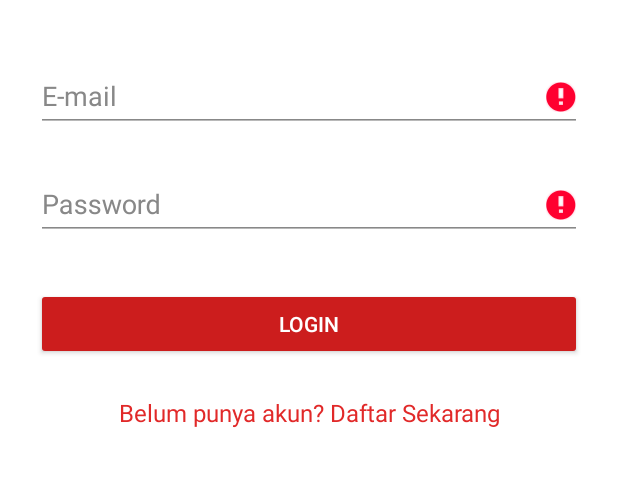
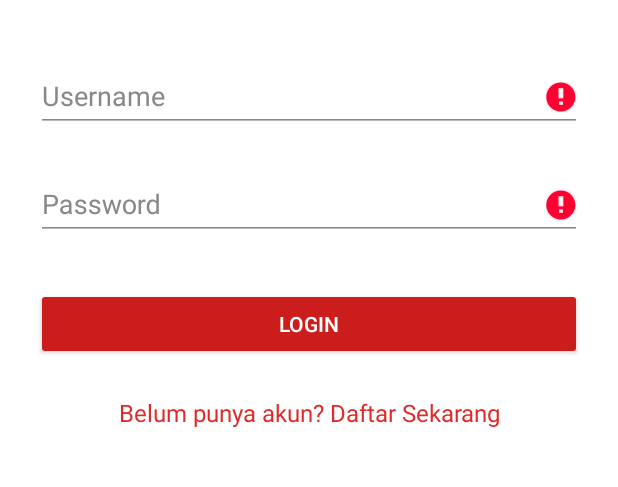
Before and after one commit to nongkiyuk/android, an Android app: the LoginActivity screen opened directly, with no data from a screen before it, after a tap on "LOGIN", on a phone screen of 412 x 824 dp, the part 192-679 px from its top. Run offline under Robolectric (Android 15) with nearby library versions, the phone set to English and light mode, and no system bars; our stand-ins replace ButterKnife.

Commit message:
Implementasi API dan Login Logic

```diff
--- a/app/build.gradle
+++ b/app/build.gradle
@@ -32,6 +32,7 @@ dependencies {
     implementation 'com.google.code.gson:gson:2.8.5'
     implementation 'com.squareup.retrofit2:retrofit:2.5.0'
     implementation 'com.squareup.retrofit2:converter-gson:2.5.0'
+    implementation 'com.squareup.okhttp3:logging-interceptor:3.12.+'
 
     testImplementation 'junit:junit:4.12'
     androidTestImplementation 'com.android.support.test:runner:1.0.2'
--- a/app/src/main/java/com/nongkiyuk/nongkiyuk/activities/Login/LoginActivity.java
+++ b/app/src/main/java/com/nongkiyuk/nongkiyuk/activities/Login/LoginActivity.java
@@ -1,12 +1,12 @@
 package com.nongkiyuk.nongkiyuk.activities.Login;
 
 import android.app.ProgressDialog;
+import android.content.Context;
 import android.content.Intent;
 import android.support.annotation.Nullable;
 import android.support.v7.app.AppCompatActivity;
 import android.os.Bundle;
 import android.util.Log;
-import android.util.Patterns;
 import android.view.View;
 import android.widget.Button;
 import android.widget.EditText;
@@ -16,24 +16,44 @@ import android.widget.Toast;
 import com.nongkiyuk.nongkiyuk.R;
 import com.nongkiyuk.nongkiyuk.activities.Main.MainActivity;
 import com.nongkiyuk.nongkiyuk.activities.SignUp.SignupActivity;
+import com.nongkiyuk.nongkiyuk.network.ApiInterface;
+import com.nongkiyuk.nongkiyuk.utils.SharedPrefManager;
+import com.nongkiyuk.nongkiyuk.utils.UtilsApi;
+
+import org.json.JSONException;
+import org.json.JSONObject;
+
+import java.io.IOException;
 
 import butterknife.BindView;
 import butterknife.ButterKnife;
+import okhttp3.ResponseBody;
+import retrofit2.Call;
+import retrofit2.Callback;
+import retrofit2.Response;
 
 public class LoginActivity extends AppCompatActivity {
     private static final String TAG = "LoginActivity";
     private static final int REQUEST_SIGNUP = 0;
 
-    @BindView(R.id.input_email) EditText _emailText;
+    @BindView(R.id.input_username) EditText _usernameText;
     @BindView(R.id.input_password) EditText _passwordText;
     @BindView(R.id.btn_login) Button _loginButton;
     @BindView(R.id.link_signup) TextView _signupLink;
+
+    Context mContext;
+    ApiInterface mApiInterface;
+    SharedPrefManager sharedPrefManager;
 
     @Override
     protected void onCreate(Bundle savedInstanceState) {
         super.onCreate(savedInstanceState);
         setContentView(R.layout.activity_login);
+
         ButterKnife.bind(this);
+        mContext = this;
+        mApiInterface = UtilsApi.getApiInterface(); // init UtilsApi
+        sharedPrefManager = new SharedPrefManager(this);
 
         _loginButton.setOnClickListener(new View.OnClickListener() {
             @Override
@@ -70,22 +90,51 @@ public class LoginActivity extends AppCompatActivity {
         progressDialog.setMessage("Authenticating...");
         progressDialog.show();
 
-        String email = _emailText.getText().toString();
+        String username = _usernameText.getText().toString();
         String password = _passwordText.getText().toString();
 
         // TODO: Implement your own authentication logic here.
+        mApiInterface.loginRequest(username, password)
+                .enqueue(new Callback<ResponseBody>() {
+                    @Override
+                    public void onResponse(Call<ResponseBody> call, Response<ResponseBody> response) {
+                        progressDialog.dismiss();
+                        if (response.isSuccessful()) {
+                            try {
+                                JSONObject jsonRESULTS = new JSONObject(response.body().string());
+                                // Log.d("JSON LOGIN", jsonRESULTS.toString());
+                                // Log.d("RESPONSE CODE : ", String.valueOf(response.code()));
+                                String access_token = jsonRESULTS.getJSONObject("data").getString("access_token");
+                                Log.d(TAG, String.valueOf(response.code()));
+                                Toast.makeText(LoginActivity.this, "login berhasil", Toast.LENGTH_SHORT).show();
 
-        new android.os.Handler().postDelayed(
-                new Runnable() {
+                            } catch (JSONException e) {
+                                e.printStackTrace();
+                            } catch (IOException e) {
+                                e.printStackTrace();
+                            }
+                        } else {
+                            Toast.makeText(LoginActivity.this, "Login gagal", Toast.LENGTH_SHORT).show();
+                        }
+                    }
+
                     @Override
-                    public void run() {
-                        progressDialog.dismiss();
-                        // On complete call either onLoginSuccess or onLoginFailed
-                        onLoginSuccess();
-                        // onLoginFailed();
+                    public void onFailure(Call<ResponseBody> call, Throwable t) {
+
                     }
-                }, 3000
-        );
+                });
+
+//        new android.os.Handler().postDelayed(
+//                new Runnable() {
+//                    @Override
+//                    public void run() {
+//                        progressDialog.dismiss();
+//                        // On complete call either onLoginSuccess or onLoginFailed
+//                        onLoginSuccess();
+//                        // onLoginFailed();
+//                    }
+//                }, 3000
+//        );
     }
 
     @Override
@@ -121,14 +170,14 @@ public class LoginActivity extends AppCompatActivity {
     public boolean validate() {
         boolean valid = true;
 
-        String email = _emailText.getText().toString();
+        String username = _usernameText.getText().toString();
         String password = _passwordText.getText().toString();
 
-        if (email.isEmpty() || !Patterns.EMAIL_ADDRESS.matcher(email).matches()) {
-            _emailText.setError("enter a valid email address");
+        if (username.isEmpty()) {
+            _usernameText.setError("Enter Valid Username");
             valid = false;
         } else {
-            _emailText.setError(null);
+            _usernameText.setError(null);
         }
 
         if (password.isEmpty() || password.length() < 4 || password.length() > 10) {
--- a/app/src/main/java/com/nongkiyuk/nongkiyuk/network/ApiClient.java
+++ b/app/src/main/java/com/nongkiyuk/nongkiyuk/network/ApiClient.java
@@ -1,4 +1,27 @@
 package com.nongkiyuk.nongkiyuk.network;
 
+import okhttp3.OkHttpClient;
+import okhttp3.logging.HttpLoggingInterceptor;
+import retrofit2.Retrofit;
+import retrofit2.converter.gson.GsonConverterFactory;
+
 public class ApiClient {
+
+    private static Retrofit retrofit = null;
+
+    public static Retrofit getClient(String baseUrl) {
+        HttpLoggingInterceptor interceptor = new HttpLoggingInterceptor();
+        interceptor.setLevel(HttpLoggingInterceptor.Level.BODY);
+        OkHttpClient client = new OkHttpClient.Builder().addInterceptor(interceptor).build();
+
+        if (retrofit == null) {
+            retrofit = new Retrofit.Builder()
+                    .baseUrl(baseUrl)
+                    .addConverterFactory(GsonConverterFactory.create())
+                    .client(client)
+                    .build();
+        }
+
+        return retrofit;
+    }
 }
--- a/app/src/main/java/com/nongkiyuk/nongkiyuk/network/ApiInterface.java
+++ b/app/src/main/java/com/nongkiyuk/nongkiyuk/network/ApiInterface.java
@@ -1,4 +1,22 @@
 package com.nongkiyuk.nongkiyuk.network;
 
-public class ApiInterface {
+import okhttp3.ResponseBody;
+import retrofit2.Call;
+import retrofit2.http.Field;
+import retrofit2.http.FormUrlEncoded;
+import retrofit2.http.POST;
+
+public interface ApiInterface {
+
+    @FormUrlEncoded
+    @POST("login")
+    Call<ResponseBody> loginRequest(@Field("username") String username,
+                                    @Field("password") String password);
+
+    @FormUrlEncoded
+    @POST("signup")
+    Call<ResponseBody> registerRequest(@Field("name") String name,
+                                       @Field("email") String email,
+                                       @Field("username") String username,
+                                       @Field("password") String password);
 }
--- /dev/null
+++ b/app/src/main/java/com/nongkiyuk/nongkiyuk/utils/SharedPrefManager.java
@@ -0,0 +1,49 @@
+package com.nongkiyuk.nongkiyuk.utils;
+
+import android.content.Context;
+import android.content.SharedPreferences;
+
+public class SharedPrefManager {
+
+    public static final String SP_NONGKI_APP = "spNongkiApp";
+
+    public static final String SP_NAME = "spName";
+    public static final String SP_EMAIL = "spEmail";
+
+    public static final String SP_LOGGED_IN = "spLoggedIn";
+
+    SharedPreferences sp;
+    SharedPreferences.Editor spEditor;
+
+    public SharedPrefManager(Context context) {
+        sp = context.getSharedPreferences(SP_NONGKI_APP, Context.MODE_PRIVATE);
+        spEditor = sp.edit();
+    }
+
+    public void saveSPString(String keySP, String value){
+        spEditor.putString(keySP, value);
+        spEditor.commit();
+    }
+
+    public void saveSPInt(String keySP, int value){
+        spEditor.putInt(keySP, value);
+        spEditor.commit();
+    }
+
+    public void saveSPBoolean(String keySP, boolean value){
+        spEditor.putBoolean(keySP, value);
+        spEditor.commit();
+    }
+
+    public String getSPName() {
+        return sp.getString(SP_NAME, "");
+    }
+
+    public String getSPEmail() {
+        return sp.getString(SP_EMAIL, "");
+    }
+
+    public Boolean getSPLoggedIn() {
+        return sp.getBoolean(SP_LOGGED_IN, false);
+    }
+}
--- /dev/null
+++ b/app/src/main/java/com/nongkiyuk/nongkiyuk/utils/UtilsApi.java
@@ -0,0 +1,18 @@
+package com.nongkiyuk.nongkiyuk.utils;
+
+import com.nongkiyuk.nongkiyuk.network.ApiClient;
+import com.nongkiyuk.nongkiyuk.network.ApiInterface;
+
+public class UtilsApi {
+
+    // BASE API URL
+    public static final String BASE_URL = "https://nongkiyuk.ajikamaludin.id/api/";
+    public static final String API_VERSION = "v1";
+    public static final String BASE_URL_API = BASE_URL + API_VERSION + "/";
+
+    // Deklarasi Interface ApiInterface
+    public static ApiInterface getApiInterface() {
+        return ApiClient.getClient(BASE_URL_API).create(ApiInterface.class);
+    }
+
+}
--- a/app/src/main/res/layout/activity_login.xml
+++ b/app/src/main/res/layout/activity_login.xml
@@ -23,18 +23,18 @@
             android:layout_marginBottom="24dp"
             android:layout_gravity="center_horizontal"/>
 
-        <!-- Email Label -->
+        <!-- Username Label -->
         <android.support.design.widget.TextInputLayout
             android:layout_width="match_parent"
             android:layout_height="wrap_content"
             android:layout_marginTop="8dp"
             android:layout_marginBottom="8dp">
             <EditText
-                android:id="@+id/input_email"
+                android:id="@+id/input_username"
                 android:layout_width="match_parent"
                 android:layout_height="wrap_content"
-                android:inputType="textEmailAddress"
-                android:hint="E-mail"/>
+                android:inputType="text"
+                android:hint="Username"/>
         </android.support.design.widget.TextInputLayout>
 
         <!-- Password Label -->
```
